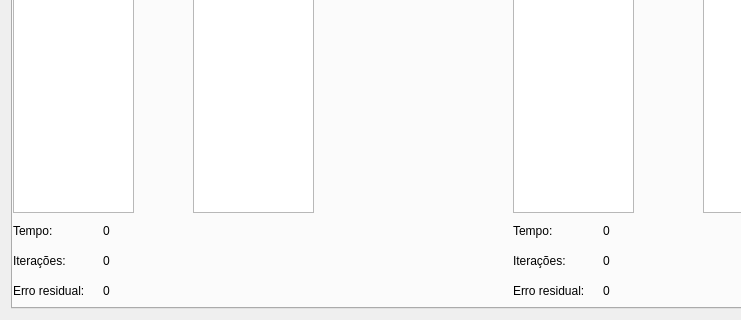
The window that mainwindow.ui (Maysk/trab2MN1) describes before a commit, drawn with Qt 5; both pictures show x 0 to 741 and y 195 to 515 of the 870 by 515 pixel window.
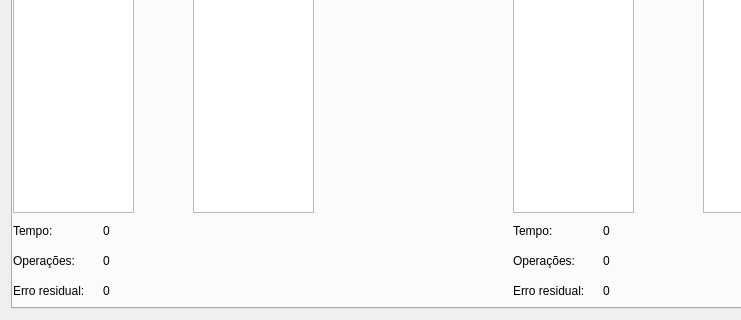
The same window after the commit. The open tabs and pages were chosen to show the change.

Commit message: Raspa do tacho

```diff
--- a/mainwindow.ui
+++ b/mainwindow.ui
@@ -584,7 +584,7 @@
          </rect>
         </property>
         <property name="text">
-         <string>Iterações:</string>
+         <string>Operações:</string>
         </property>
        </widget>
        <widget class="QLabel" name="labelErrorGaussComp">
@@ -701,7 +701,7 @@
          </rect>
         </property>
         <property name="text">
-         <string>Iterações:</string>
+         <string>Operações:</string>
         </property>
        </widget>
        <widget class="QLabel" name="labelErrorGaussJordanComp">
```
Left out of the diff: 6 changed lines with no effect on the pictures. The commit also changes 2 other files.
